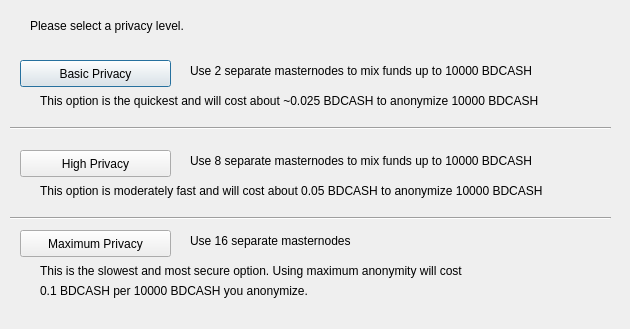
The window that src/qt/forms/obfuscationconfig.ui (MotoAcidic/bdcash-protocol) describes before a commit, drawn with Qt 5.
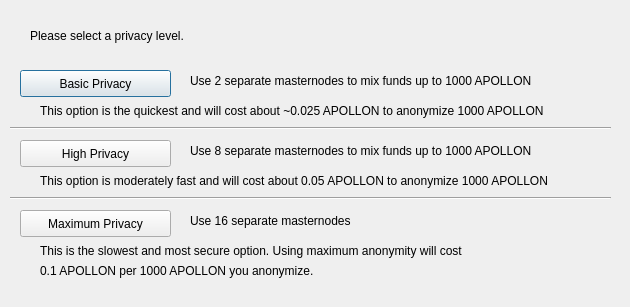
The same window after the commit.

Diff of the .ui file:
```diff
--- a/src/qt/forms/obfuscationconfig.ui
+++ b/src/qt/forms/obfuscationconfig.ui
@@ -7,7 +7,7 @@
     <x>0</x>
     <y>0</y>
     <width>630</width>
-    <height>329</height>
+    <height>307</height>
    </rect>
   </property>
   <property name="windowTitle">
@@ -17,7 +17,7 @@
    <property name="geometry">
     <rect>
      <x>20</x>
-     <y>60</y>
+     <y>70</y>
      <width>151</width>
      <height>27</height>
     </rect>
@@ -30,7 +30,7 @@
    <property name="geometry">
     <rect>
      <x>20</x>
-     <y>150</y>
+     <y>140</y>
      <width>151</width>
      <height>27</height>
     </rect>
@@ -43,7 +43,7 @@
    <property name="geometry">
     <rect>
      <x>20</x>
-     <y>230</y>
+     <y>210</y>
      <width>151</width>
      <height>27</height>
     </rect>
@@ -56,7 +56,7 @@
    <property name="geometry">
     <rect>
      <x>30</x>
-     <y>10</y>
+     <y>20</y>
      <width>571</width>
      <height>31</height>
     </rect>
@@ -69,33 +69,33 @@
    <property name="geometry">
     <rect>
      <x>190</x>
-     <y>60</y>
+     <y>70</y>
      <width>421</width>
      <height>21</height>
     </rect>
    </property>
    <property name="text">
-    <string>Use 2 separate masternodes to mix funds up to 10000 BDCASH</string>
+    <string>Use 2 separate masternodes to mix funds up to 1000 APOLLON</string>
    </property>
   </widget>
   <widget class="QLabel" name="label_3">
    <property name="geometry">
     <rect>
      <x>190</x>
-     <y>150</y>
+     <y>140</y>
      <width>411</width>
      <height>21</height>
     </rect>
    </property>
    <property name="text">
-    <string>Use 8 separate masternodes to mix funds up to 10000 BDCASH</string>
+    <string>Use 8 separate masternodes to mix funds up to 1000 APOLLON</string>
    </property>
   </widget>
   <widget class="QLabel" name="label_4">
    <property name="geometry">
     <rect>
      <x>190</x>
-     <y>230</y>
+     <y>210</y>
      <width>421</width>
      <height>21</height>
     </rect>
@@ -108,33 +108,33 @@
    <property name="geometry">
     <rect>
      <x>40</x>
-     <y>90</y>
+     <y>100</y>
      <width>561</width>
      <height>21</height>
     </rect>
    </property>
    <property name="text">
-    <string>This option is the quickest and will cost about ~0.025 BDCASH to anonymize 10000 BDCASH</string>
+    <string>This option is the quickest and will cost about ~0.025 APOLLON to anonymize 1000 APOLLON</string>
    </property>
   </widget>
   <widget class="QLabel" name="label_7">
    <property name="geometry">
     <rect>
      <x>40</x>
-     <y>180</y>
+     <y>170</y>
      <width>561</width>
      <height>21</height>
     </rect>
    </property>
    <property name="text">
-    <string>This option is moderately fast and will cost about 0.05 BDCASH to anonymize 10000 BDCASH</string>
+    <string>This option is moderately fast and will cost about 0.05 APOLLON to anonymize 1000 APOLLON</string>
    </property>
   </widget>
   <widget class="QLabel" name="label_8">
    <property name="geometry">
     <rect>
      <x>40</x>
-     <y>260</y>
+     <y>240</y>
      <width>561</width>
      <height>21</height>
     </rect>
@@ -147,13 +147,13 @@
    <property name="geometry">
     <rect>
      <x>40</x>
-     <y>280</y>
+     <y>260</y>
      <width>561</width>
      <height>21</height>
     </rect>
    </property>
    <property name="text">
-    <string>0.1 BDCASH per 10000 BDCASH you anonymize.</string>
+    <string>0.1 APOLLON per 1000 APOLLON you anonymize.</string>
    </property>
   </widget>
   <widget class="Line" name="line">
@@ -173,7 +173,7 @@
    <property name="geometry">
     <rect>
      <x>10</x>
-     <y>210</y>
+     <y>190</y>
      <width>601</width>
      <height>16</height>
     </rect>
```
